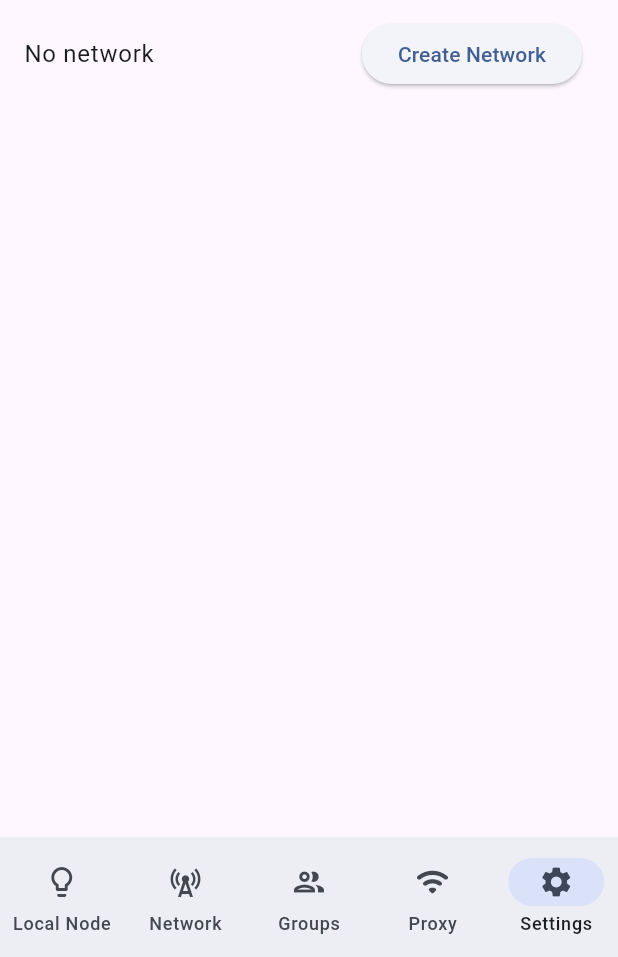
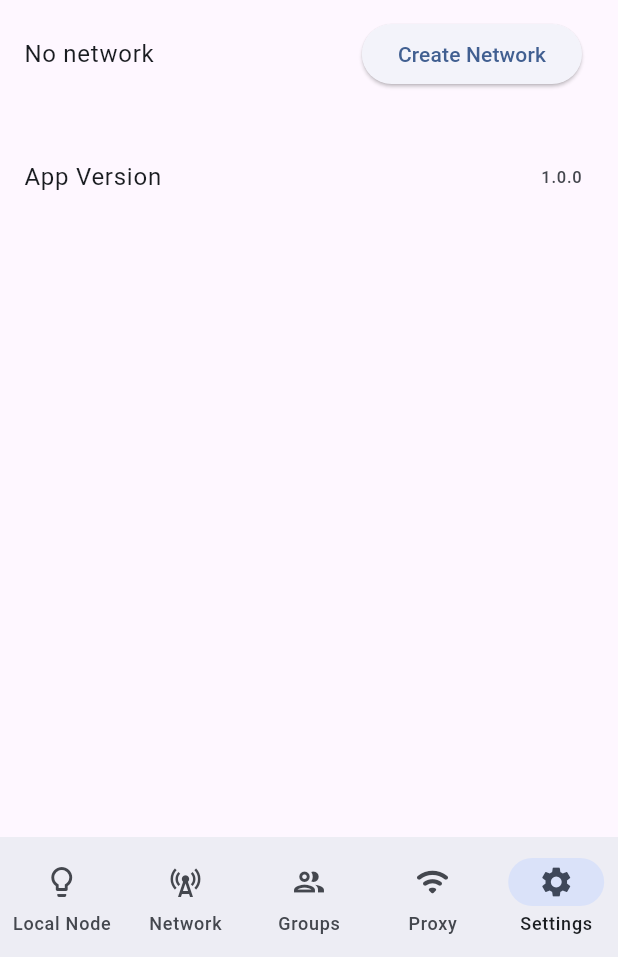
Before and after one commit to phillippbertram/flutter_mesh, a Flutter app: the screen it shows after launch, item 5 of the bottom bar chosen, on a phone screen of 412 x 824 dp, the part 279-1236 px from its top. Run offline on Flutter 3.47's test engine with Material 3 defaults, Android fonts, the light colour scheme and no system bars; our stand-ins replace equatable, flutter_blue_plus, flutter_hooks, freezed_annotation, logger, package_info_plus and 1 more; missing offline and left inert: cryptography, pointycastle; generated files the repository leaves out were written again; statements that could not run were skipped.

Commit message:
add package_plus package to create AppVersion widget

```diff
--- a/lib/src/screens/settings/settings_page.dart
+++ b/lib/src/screens/settings/settings_page.dart
@@ -1,6 +1,8 @@
 import 'package:flutter/material.dart';
+import 'package:flutter_hooks/flutter_hooks.dart';
 import 'package:flutter_mesh/src/mesh_app/app_network_manager.dart';
 import 'package:flutter_mesh/src/ui/ui.dart';
+import 'package:package_info_plus/package_info_plus.dart';
 
 import 'network_keys/network_keys.dart';
 import 'settings_controller.dart';
@@ -57,6 +59,9 @@ class SettingsPage extends StatelessWidget {
             ],
           ),
           _buildNetworkSettingsSection(context),
+          const Section(
+            child: AppVersion(),
+          ),
         ],
       ),
     );
@@ -174,3 +179,26 @@ Future<bool> _showForgetNetworkPrompt(BuildContext context) async {
       ) ??
       false;
 }
+
+class AppVersion extends HookWidget {
+  const AppVersion({super.key});
+
+  @override
+  Widget build(BuildContext context) {
+    final appInfo = useState<PackageInfo?>(null);
+    useEffect(() {
+      PackageInfo.fromPlatform().then((packageInfo) {
+        appInfo.value = packageInfo;
+      });
+
+      return null;
+    }, const []);
+
+    return appInfo.value == null
+        ? const SizedBox()
+        : ListTile(
+            title: const Text("App Version"),
+            trailing: Text(appInfo.value!.version),
+          );
+  }
+}
--- a/pubspec.yaml
+++ b/pubspec.yaml
@@ -31,6 +31,8 @@ dependencies:
   flutter_hooks: ^0.20.5 # 0.21.0 has a bug!!!
   logger: ^2.2.0
   equatable: ^2.0.5
+  path_provider: ^2.1.2
+  package_info_plus: ^6.0.0
 
 dev_dependencies:
   flutter_test:
```
Also changed, not shown: pubspec.lock, 1 other file.
